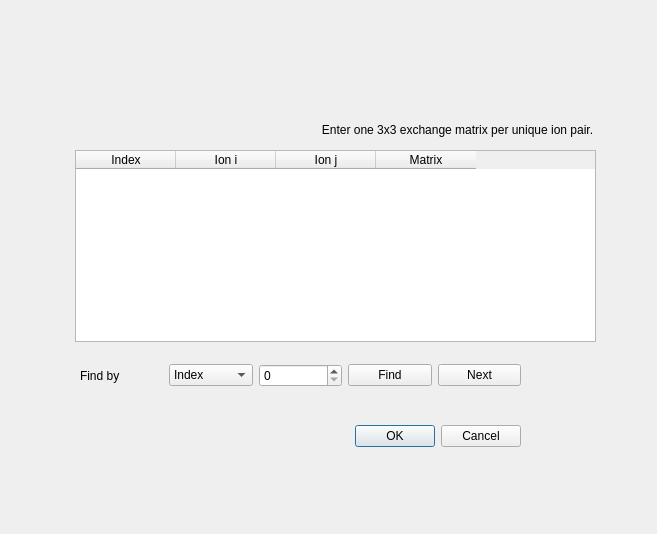
First picture: the form in FaustSpin/UrFaustGUI_TEST_1/manual_exchange_integral_dialog.ui, repository MadComputationalPhys2003/Progect_Gonchar, before the edit.
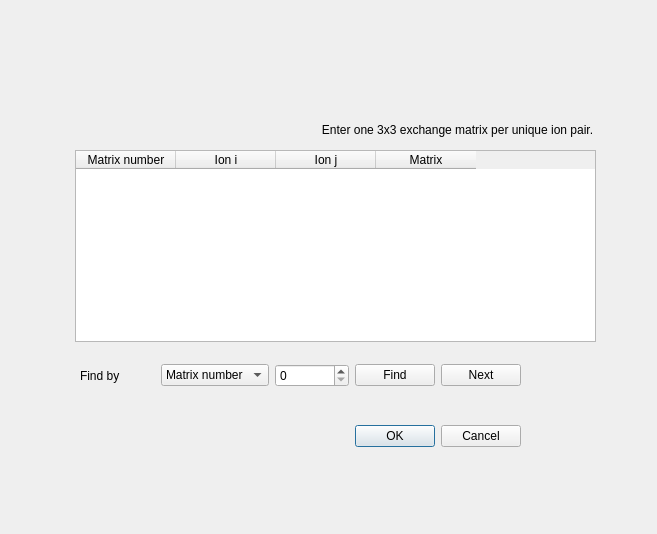
Second picture: the form after the edit.

The edit to the form file:
```diff
--- a/FaustSpin/UrFaustGUI_TEST_1/manual_exchange_integral_dialog.ui
+++ b/FaustSpin/UrFaustGUI_TEST_1/manual_exchange_integral_dialog.ui
@@ -109,7 +109,7 @@
      </property>
      <column>
       <property name="text">
-       <string>Index</string>
+       <string>Matrix number</string>
       </property>
      </column>
      <column>
@@ -151,7 +151,7 @@
      <widget class="QComboBox" name="matrixSearchFieldComboBox">
       <item>
        <property name="text">
-        <string>Index</string>
+        <string>Matrix number</string>
        </property>
       </item>
       <item>
```
Left out of the diff: 1 changed line with no effect on the pictures.
